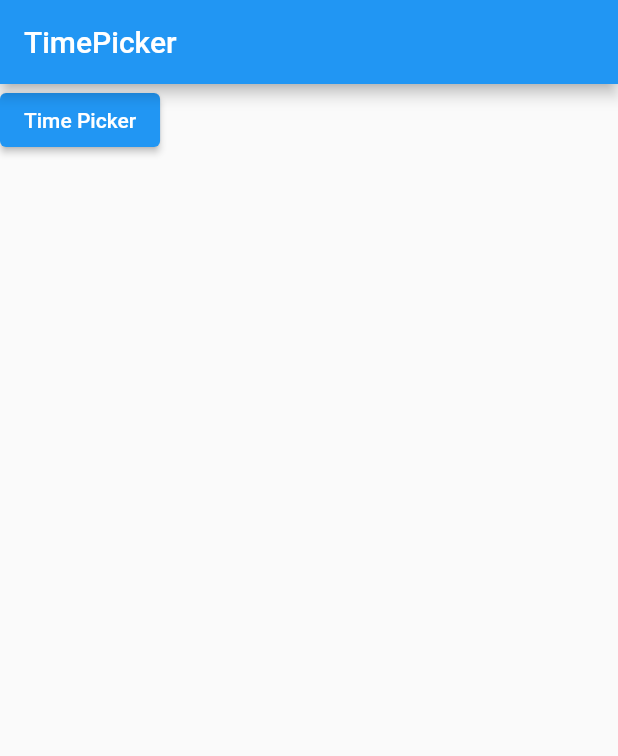
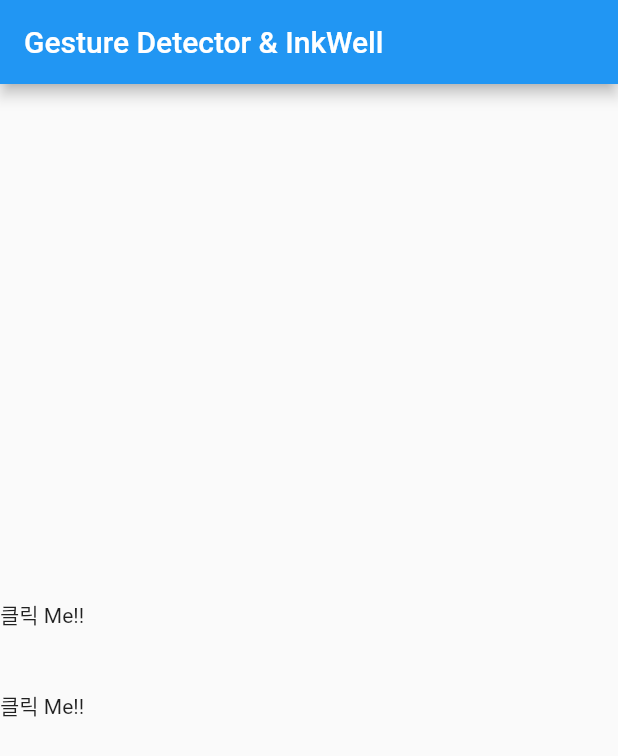
Before and after one commit to seokan-jeong/FlutterStudy, a Flutter app: the screen it shows after launch, on a phone screen of 412 x 824 dp. Shown: the top 756 px of the screen. Run offline on Flutter 3.47's test engine with Material 2 defaults, Android fonts, the phone set to English and light mode, and no system bars.

Commit message:
이벤트

```diff
--- a/widget_example/lib/main.dart
+++ b/widget_example/lib/main.dart
@@ -998,38 +998,76 @@ class MyApp extends StatelessWidget {
   6.3 TimePicker
   시간을 선택할 때 사용하는 위젯이다.
  */
-class MyHomePage extends StatefulWidget {
-  @override
-  _MyHomePageState createState() => _MyHomePageState();
-}
+// class MyHomePage extends StatefulWidget {
+//   @override
+//   _MyHomePageState createState() => _MyHomePageState();
+// }
+//
+// class _MyHomePageState extends State<MyHomePage> {
+//   String _selectedTime = '';
+//
+//   @override
+//   Widget build(BuildContext context) {
+//     return Scaffold(
+//       appBar: AppBar(
+//         title: Text('TimePicker'),
+//       ),
+//       body: Column(
+//         children: <Widget>[
+//           ElevatedButton(
+//             onPressed: () {
+//               Future<TimeOfDay?> selectedTime = showTimePicker(
+//                 context: context,
+//                 initialTime: TimeOfDay.now(),
+//               );
+//
+//               selectedTime.then((timeOfDay) {
+//                 setState(() {
+//                   _selectedTime = '${timeOfDay?.hour}:${timeOfDay?.minute}';
+//                 });
+//               });
+//             },
+//             child: Text('Time Picker'),
+//           ),
+//           Text('$_selectedTime'),
+//         ],
+//       ),
+//     );
+//   }
+// }
 
-class _MyHomePageState extends State<MyHomePage> {
-  String _selectedTime = '';
-
+/*
+  7. 이벤트
+ */
+/*
+  7.1 GestureDetector와 InkWell
+  글자나 그림 같이 이벤트 프로퍼티가 없는 위젯에 이벤트를 적용하고 싶을 때 사용하는 위젯이다.
+ */
+class MyHomePage extends StatelessWidget {
   @override
   Widget build(BuildContext context) {
     return Scaffold(
       appBar: AppBar(
-        title: Text('TimePicker'),
+        title: Text('Gesture Detector & InkWell'),
       ),
       body: Column(
+        mainAxisAlignment: MainAxisAlignment.center,
         children: <Widget>[
-          ElevatedButton(
-            onPressed: () {
-              Future<TimeOfDay?> selectedTime = showTimePicker(
-                context: context,
-                initialTime: TimeOfDay.now(),
-              );
-
-              selectedTime.then((timeOfDay) {
-                setState(() {
-                  _selectedTime = '${timeOfDay?.hour}:${timeOfDay?.minute}';
-                });
-              });
+          GestureDetector(
+            onTap: () {
+              print('GestureDetector 클릭!!');
             },
-            child: Text('Time Picker'),
+            child: Text('클릭 Me!!'),
           ),
-          Text('$_selectedTime'),
+          SizedBox(
+            height: 40,
+          ),
+          InkWell(
+            onTap: () {
+              print('InkWell 클릭!!');
+            },
+            child: Text('클릭 Me!!'),
+          )
         ],
       ),
     );
```
